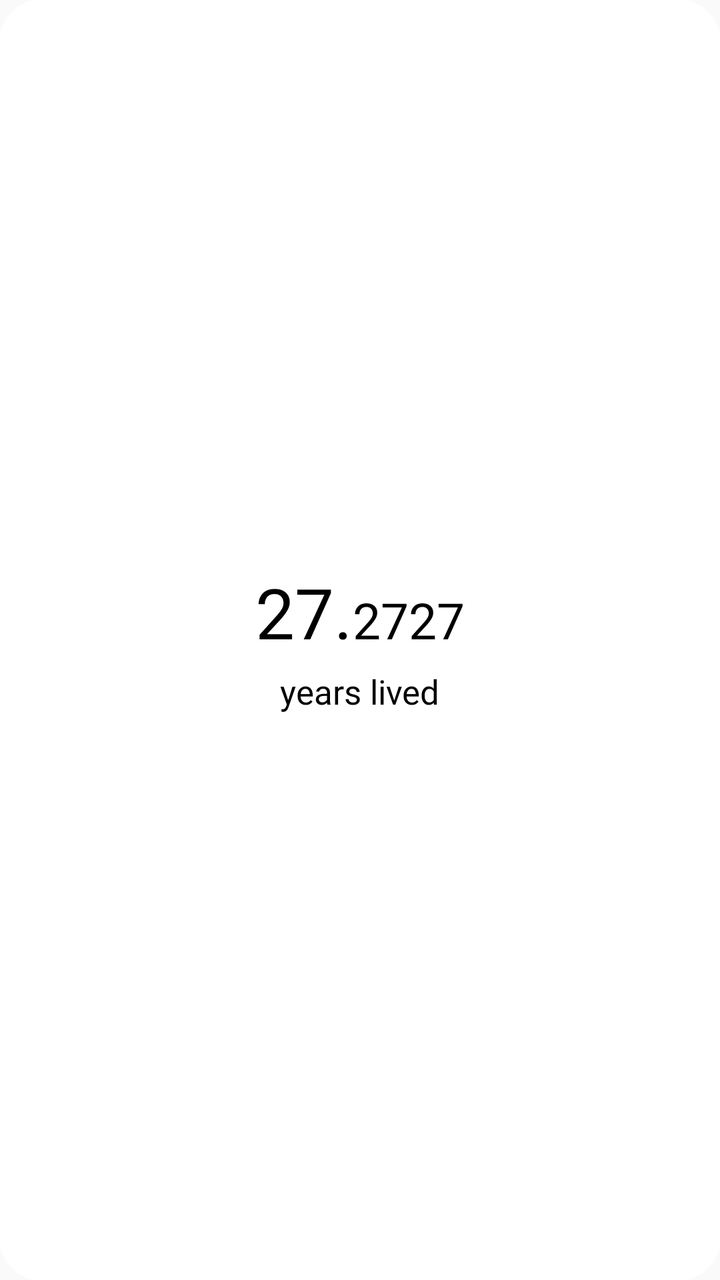
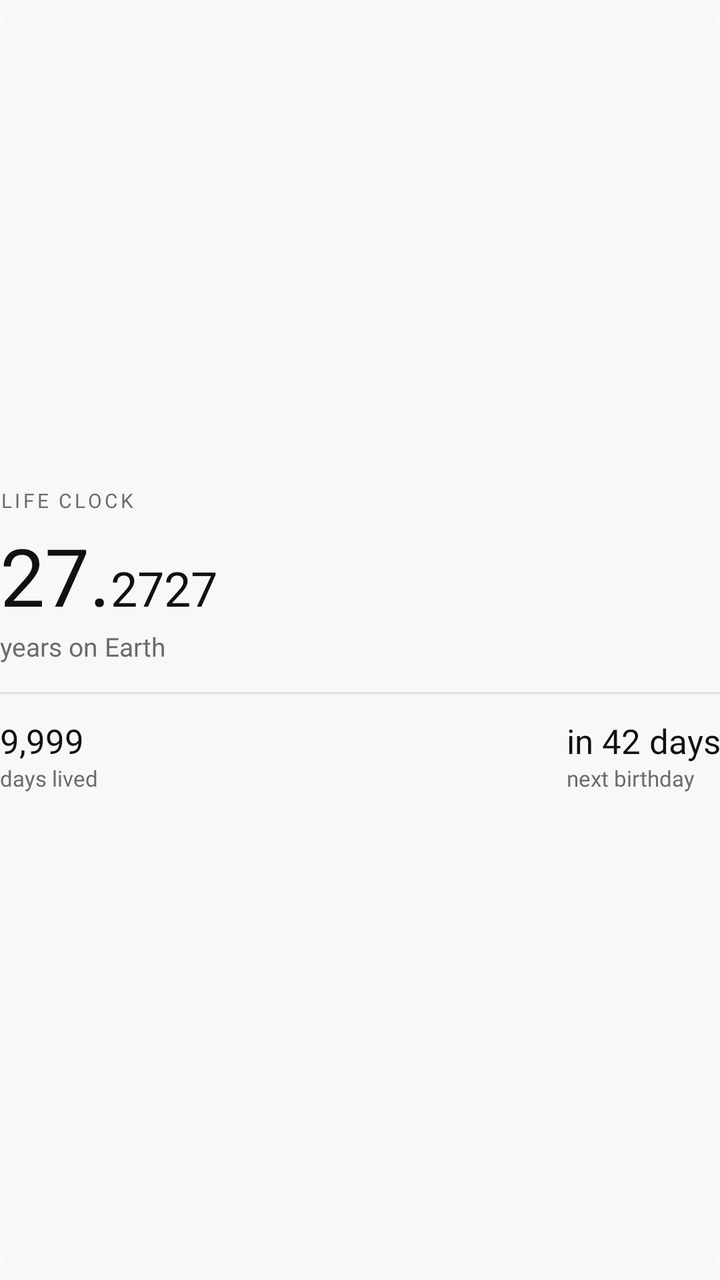

Compare the two renders of this Android layout. The source of the first and the diff that turns it into the second are given below.
<!-- AndroidManifest.xml: application theme AppTheme -->
<!-- res/layout/life_counter.xml -->
<LinearLayout xmlns:android="http://schemas.android.com/apk/res/android"
    xmlns:tools="http://schemas.android.com/tools"
    android:layout_width="wrap_content"
    android:layout_height="wrap_content"
    android:background="@drawable/radius"
    android:gravity="center"
    android:padding="20dp"
    android:orientation="vertical">

    <LinearLayout
        android:id="@+id/textLayout"
        android:layout_width="wrap_content"
        android:layout_height="wrap_content"
        android:background="@drawable/radius"
        android:gravity="center"
        android:orientation="horizontal">

        <TextView
            android:id="@+id/years_decimal"
            android:layout_width="wrap_content"
            android:layout_height="wrap_content"
            android:layout_gravity="bottom"
            android:fontFamily="@font/inter_bold"
            android:lineSpacingExtra="8sp"
            android:text="27."
            android:textColor="#000"
            android:textSize="35sp"
            android:typeface="normal" />

        <TextView
            android:id="@+id/years_float"
            android:layout_width="wrap_content"
            android:layout_height="wrap_content"
            android:layout_gravity="bottom"
            android:fontFamily="@font/inter_bold"
            android:text="2727"

            android:textColor="#000"
            android:textSize="25sp" />

    </LinearLayout>

    <TextView
        android:id="@+id/years_lived"
        android:layout_width="wrap_content"
        android:layout_height="wrap_content"
        android:layout_below="@+id/textLayout"
        android:fontFamily="@font/inter_semibold"
        android:text="years lived"
        android:layout_marginTop="5dp"
        android:textColor="#000"
        android:textSize="17sp" />
</LinearLayout>
<!-- resources referenced by this layout -->
<resources>
  <!-- drawable radius (drawable) -->
  <?xml version="1.0" encoding="utf-8"?>
  <shape xmlns:android="http://schemas.android.com/apk/res/android"
      android:shape="rectangle">
  
      <corners android:radius="20dp" />
      <solid android:color="#fff" />
  
  </shape>
  <style name="AppTheme" parent="Theme.AppCompat.DayNight.NoActionBar">
          
          <item name="android:editTextBackground">@drawable/rn_edit_text_material</item>
      </style>
  <!-- drawable rn_edit_text_material (drawable) -->
  <?xml version="1.0" encoding="utf-8"?>
  <inset xmlns:android="http://schemas.android.com/apk/res/android"
         android:insetLeft="@dimen/abc_edit_text_inset_horizontal_material"
         android:insetRight="@dimen/abc_edit_text_inset_horizontal_material"
         android:insetTop="@dimen/abc_edit_text_inset_top_material"
         android:insetBottom="@dimen/abc_edit_text_inset_bottom_material">
  
      <selector>
          
          <item android:state_enabled="false" android:drawable="@drawable/abc_textfield_default_mtrl_alpha"/>
          <item android:drawable="@drawable/abc_textfield_activated_mtrl_alpha"/>
      </selector>
  
  </inset>
</resources>

<!-- the commit's change to res/layout/life_counter.xml (unified diff, before → after) -->
@@ -1,53 +1,115 @@
 <LinearLayout xmlns:android="http://schemas.android.com/apk/res/android"
-    xmlns:tools="http://schemas.android.com/tools"
-    android:layout_width="wrap_content"
-    android:layout_height="wrap_content"
-    android:background="@drawable/radius"
-    android:gravity="center"
-    android:padding="20dp"
-    android:orientation="vertical">
+    android:id="@+id/widget_root"
+    android:layout_width="match_parent"
+    android:layout_height="match_parent"
+    android:background="@drawable/life_widget_background"
+    android:gravity="center_vertical"
+    android:orientation="vertical"
+    android:padding="0dp">
+
+    <TextView
+        android:layout_width="wrap_content"
+        android:layout_height="wrap_content"
+        android:fontFamily="@font/inter_semibold"
+        android:letterSpacing="0.14"
+        android:text="@string/life_clock"
+        android:textAllCaps="true"
+        android:textColor="@color/widget_muted"
+        android:textSize="10sp" />
 
     <LinearLayout
-        android:id="@+id/textLayout"
-        android:layout_width="wrap_content"
+        android:layout_width="match_parent"
         android:layout_height="wrap_content"
-        android:background="@drawable/radius"
-        android:gravity="center"
+        android:layout_marginTop="4dp"
+        android:gravity="bottom"
         android:orientation="horizontal">
 
         <TextView
             android:id="@+id/years_decimal"
             android:layout_width="wrap_content"
             android:layout_height="wrap_content"
-            android:layout_gravity="bottom"
             android:fontFamily="@font/inter_bold"
-            android:lineSpacingExtra="8sp"
             android:text="27."
-            android:textColor="#000"
-            android:textSize="35sp"
-            android:typeface="normal" />
+            android:textColor="@color/widget_text"
+            android:textSize="40sp" />
 
         <TextView
             android:id="@+id/years_float"
             android:layout_width="wrap_content"
             android:layout_height="wrap_content"
-            android:layout_gravity="bottom"
             android:fontFamily="@font/inter_bold"
             android:text="2727"
-
-            android:textColor="#000"
-            android:textSize="25sp" />
-
+            android:textColor="@color/widget_text"
+            android:textSize="24sp" />
     </LinearLayout>
 
     <TextView
-        android:id="@+id/years_lived"
         android:layout_width="wrap_content"
         android:layout_height="wrap_content"
-        android:layout_below="@+id/textLayout"
         android:fontFamily="@font/inter_semibold"
-        android:text="years lived"
-        android:layout_marginTop="5dp"
-        android:textColor="#000"
-        android:textSize="17sp" />
+        android:text="@string/years_on_earth"
+        android:textColor="@color/widget_muted"
+        android:textSize="13sp" />
+
+    <View
+        android:layout_width="match_parent"
+        android:layout_height="1dp"
+        android:layout_marginTop="14dp"
+        android:layout_marginBottom="12dp"
+        android:background="@color/widget_divider" />
+
+    <LinearLayout
+        android:layout_width="match_parent"
+        android:layout_height="wrap_content"
+        android:orientation="horizontal">
+
+        <LinearLayout
+            android:layout_width="0dp"
+            android:layout_height="wrap_content"
+            android:layout_weight="1"
+            android:orientation="vertical">
+
+            <TextView
+                android:id="@+id/days_lived"
+                android:layout_width="wrap_content"
+                android:layout_height="wrap_content"
+                android:fontFamily="@font/inter_bold"
+                android:text="9,999"
+                android:textColor="@color/widget_text"
+                android:textSize="17sp" />
+
+            <TextView
+                android:layout_width="wrap_content"
+                android:layout_height="wrap_content"
+                android:fontFamily="@font/inter_medium"
+                android:text="@string/days_lived"
+                android:textColor="@color/widget_muted"
+                android:textSize="11sp" />
+        </LinearLayout>
+
+        <LinearLayout
+            android:layout_width="wrap_content"
+            android:layout_height="wrap_content"
+            android:orientation="vertical">
+
+            <TextView
+                android:id="@+id/birthday_countdown"
+                android:layout_width="wrap_content"
+                android:layout_height="wrap_content"
+                android:fontFamily="@font/inter_bold"
+                android:gravity="end"
+                android:text="in 42 days"
+                android:textColor="@color/widget_text"
+                android:textSize="17sp" />
+
+            <TextView
+                android:layout_width="wrap_content"
+                android:layout_height="wrap_content"
+                android:fontFamily="@font/inter_medium"
+                android:gravity="end"
+                android:text="@string/next_birthday"
+                android:textColor="@color/widget_muted"
+                android:textSize="11sp" />
+        </LinearLayout>
+    </LinearLayout>
 </LinearLayout>
<!-- resource entries referenced after the edit -->
@@ -1,18 +1,23 @@
 <!-- resources referenced by this layout -->
 <resources>
-  <!-- drawable radius (drawable) -->
+  <color name="widget_divider">#FFE2E2E2</color>
+  <color name="widget_muted">#FF6B6B6B</color>
+  <color name="widget_text">#FF111111</color>
+  <!-- drawable life_widget_background (drawable) -->
   <?xml version="1.0" encoding="utf-8"?>
-  <shape xmlns:android="http://schemas.android.com/apk/res/android"
-      android:shape="rectangle">
-  
-      <corners android:radius="20dp" />
-      <solid android:color="#fff" />
-  
+  <shape xmlns:android="http://schemas.android.com/apk/res/android" android:shape="rectangle">
+      <corners android:radius="18dp" />
+      <solid android:color="@color/widget_surface" />
   </shape>
+  <string name="days_lived">days lived</string>
+  <string name="life_clock">Life clock</string>
+  <string name="next_birthday">next birthday</string>
+  <string name="years_on_earth">years on Earth</string>
   <style name="AppTheme" parent="Theme.AppCompat.DayNight.NoActionBar">
           
           <item name="android:editTextBackground">@drawable/rn_edit_text_material</item>
       </style>
+  <color name="widget_surface">#FFF8F8F8</color>
   <!-- drawable rn_edit_text_material (drawable) -->
   <?xml version="1.0" encoding="utf-8"?>
   <inset xmlns:android="http://schemas.android.com/apk/res/android"
